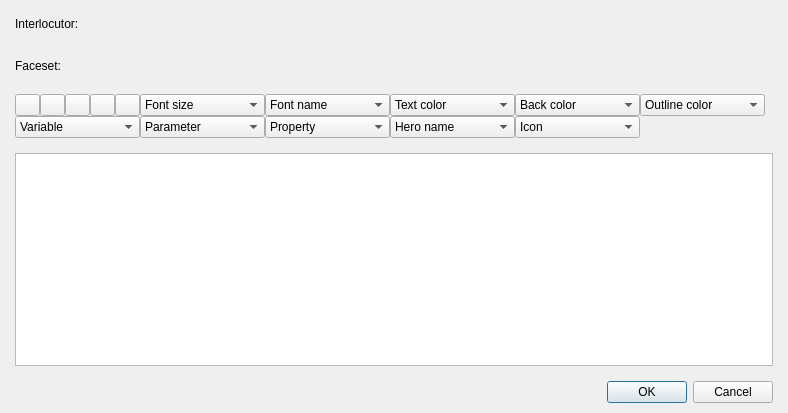
Qt form Editor/Dialogs/Commands/dialogcommandshowtext.ui (RPG-Paper-Maker/RPG-Paper-Maker) before a commit.
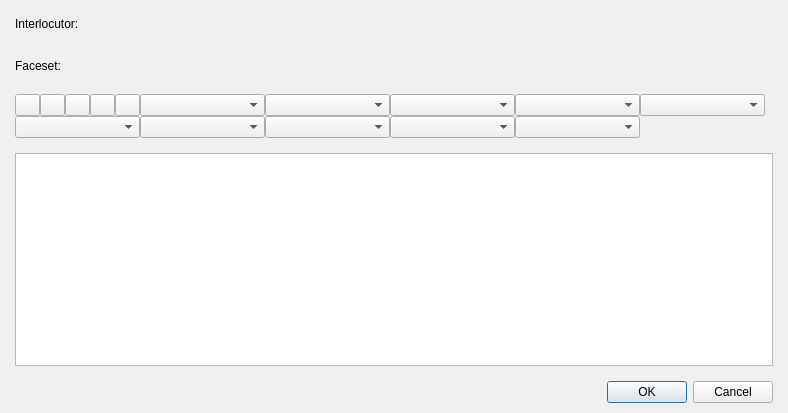
The same form after that commit. Icons and pictures are not drawn. Custom widgets are drawn as their Qt base class.

What changed in the file:
```diff
--- a/Editor/Dialogs/Commands/dialogcommandshowtext.ui
+++ b/Editor/Dialogs/Commands/dialogcommandshowtext.ui
@@ -222,11 +222,6 @@
                <height>16777215</height>
               </size>
              </property>
-             <item>
-              <property name="text">
-               <string>Font size</string>
-              </property>
-             </item>
             </widget>
            </item>
            <item>
@@ -237,11 +232,6 @@
                <height>16777215</height>
               </size>
              </property>
-             <item>
-              <property name="text">
-               <string>Font name</string>
-              </property>
-             </item>
             </widget>
            </item>
            <item>
@@ -252,11 +242,6 @@
                <height>16777215</height>
               </size>
              </property>
-             <item>
-              <property name="text">
-               <string>Text color</string>
-              </property>
-             </item>
             </widget>
            </item>
            <item>
@@ -267,11 +252,6 @@
                <height>16777215</height>
               </size>
              </property>
-             <item>
-              <property name="text">
-               <string>Back color</string>
-              </property>
-             </item>
             </widget>
            </item>
            <item>
@@ -282,11 +262,6 @@
                <height>16777215</height>
               </size>
              </property>
-             <item>
-              <property name="text">
-               <string>Outline color</string>
-              </property>
-             </item>
             </widget>
            </item>
           </layout>
@@ -310,15 +285,6 @@
                <height>16777215</height>
               </size>
              </property>
-             <item>
-              <property name="text">
-               <string>Variable</string>
-              </property>
-              <property name="icon">
-               <iconset resource="../../ressources.qrc">
-                <normaloff>:/icons/Ressources/variables.png</normaloff>:/icons/Ressources/variables.png</iconset>
-              </property>
-             </item>
             </widget>
            </item>
            <item>
@@ -335,15 +301,6 @@
                <height>16777215</height>
               </size>
              </property>
-             <item>
-              <property name="text">
-               <string>Parameter</string>
-              </property>
-              <property name="icon">
-               <iconset resource="../../ressources.qrc">
-                <normaloff>:/icons/Ressources/scripts.png</normaloff>:/icons/Ressources/scripts.png</iconset>
-              </property>
-             </item>
             </widget>
            </item>
            <item>
@@ -360,15 +317,6 @@
                <height>16777215</height>
               </size>
              </property>
-             <item>
-              <property name="text">
-               <string>Property</string>
-              </property>
-              <property name="icon">
-               <iconset resource="../../ressources.qrc">
-                <normaloff>:/icons/Ressources/systems.png</normaloff>:/icons/Ressources/systems.png</iconset>
-              </property>
-             </item>
             </widget>
            </item>
            <item>
@@ -385,15 +333,6 @@
                <height>16777215</height>
               </size>
              </property>
-             <item>
-              <property name="text">
-               <string>Hero name</string>
-              </property>
-              <property name="icon">
-               <iconset resource="../../ressources.qrc">
-                <normaloff>:/icons/Ressources/datas.png</normaloff>:/icons/Ressources/datas.png</iconset>
-              </property>
-             </item>
             </widget>
            </item>
            <item>
@@ -410,15 +349,6 @@
                <height>16777215</height>
               </size>
              </property>
-             <item>
-              <property name="text">
-               <string>Icon</string>
-              </property>
-              <property name="icon">
-               <iconset resource="../../ressources.qrc">
-                <normaloff>:/icons/Ressources/picture.png</normaloff>:/icons/Ressources/picture.png</iconset>
-              </property>
-             </item>
             </widget>
            </item>
            <item>
```
